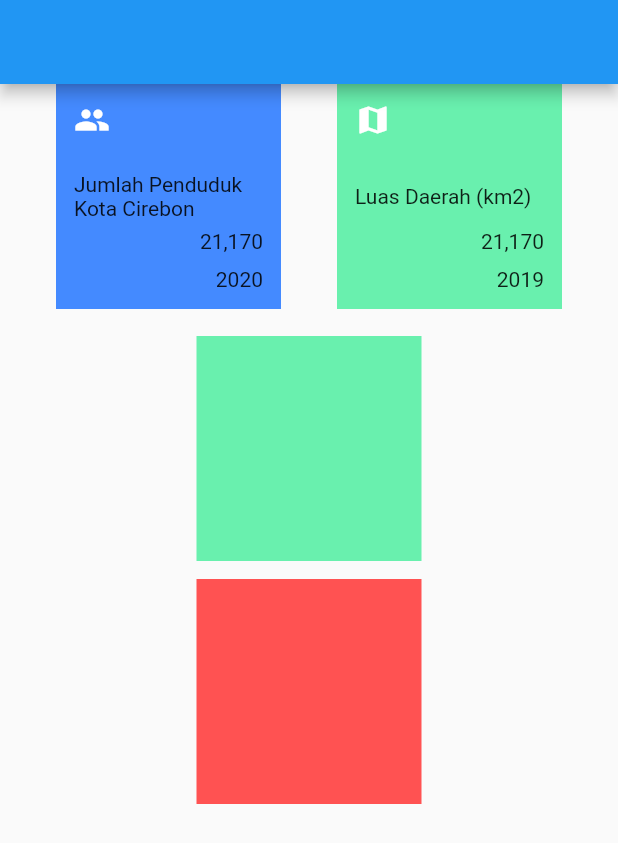
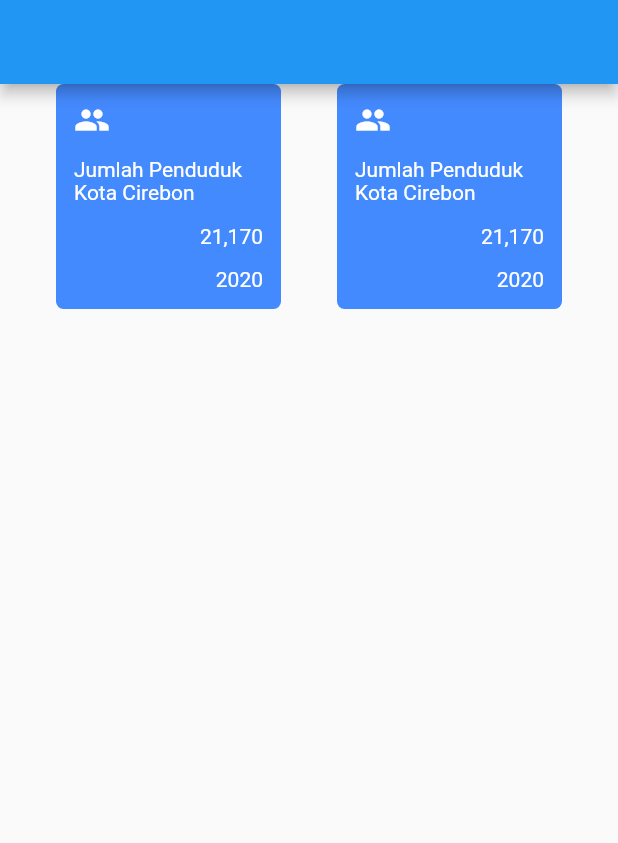
Before and after one commit to geniusvale/cirebon_onstats, a Flutter app: the screen it shows after launch, on a phone screen of 412 x 824 dp. Shown: the top 843 px of the screen. Run offline on Flutter 3.47's test engine with Material 2 defaults, Android fonts, the phone set to English and light mode, and no system bars; our stand-ins replace firebase_core; accounts and stored records are empty.

Commit message:
rapihin squaare card

```diff
--- /dev/null
+++ b/lib/UI/pages/homepage.dart
@@ -0,0 +1,31 @@
+import 'package:flutter/material.dart';
+import '..//widgets/square_card.dart';
+
+class Homepage extends StatefulWidget {
+  const Homepage({Key? key}) : super(key: key);
+
+  @override
+  State<Homepage> createState() => _HomepageState();
+}
+
+class _HomepageState extends State<Homepage> {
+  @override
+  Widget build(BuildContext context) {
+    return Scaffold(
+        appBar: AppBar(),
+        body: SafeArea(
+            child: Column(
+          mainAxisSize: MainAxisSize.max,
+          children: [
+            Row(
+              mainAxisAlignment: MainAxisAlignment.spaceEvenly,
+              mainAxisSize: MainAxisSize.max,
+              children: [
+                SquareCard(),
+                SquareCard()
+              ],
+            ),
+          ],
+        )));
+  }
+}
--- /dev/null
+++ b/lib/UI/widgets/square_card.dart
@@ -0,0 +1,47 @@
+import 'package:flutter/material.dart';
+
+class SquareCard extends StatelessWidget {
+  const SquareCard({
+    Key? key,
+  }) : super(key: key);
+
+  @override
+  Widget build(BuildContext context) {
+    return Container(
+        padding: EdgeInsets.all(12),
+        height: 150,
+        width: 150,
+        decoration: BoxDecoration(
+          color: Colors.blueAccent,
+          borderRadius: BorderRadius.circular(5),
+        ),
+        child: Column(
+          mainAxisAlignment: MainAxisAlignment.spaceBetween,
+          children: [
+            Row(
+              children: [
+                Icon(Icons.people, color: Colors.white,),
+              ],
+            ),
+            Row(
+              children: [
+                Expanded(child: Text('Jumlah Penduduk Kota Cirebon', style: TextStyle(color: Colors.white),)),
+              ],
+            ),
+            Row(
+              mainAxisAlignment: MainAxisAlignment.end,
+              children: [
+                Text('21,170', style: TextStyle(color: Colors.white),),
+              ],
+            ),
+            Row(
+              mainAxisAlignment: MainAxisAlignment.end,
+              crossAxisAlignment: CrossAxisAlignment.end,
+              children: [
+                Text('2020', style: TextStyle(color: Colors.white),),
+              ],
+            ),
+          ],
+        ));
+  }
+}
--- a/lib/main.dart
+++ b/lib/main.dart
@@ -1,6 +1,7 @@
 import 'package:cirebon_onstats/firebase_options.dart';
 import 'package:firebase_core/firebase_core.dart';
 import 'package:flutter/material.dart';
+import 'UI/pages/homepage.dart';
 
 void main() async {
   WidgetsFlutterBinding.ensureInitialized();
@@ -16,92 +17,9 @@ class MyApp extends StatelessWidget {
   @override
   Widget build(BuildContext context) {
     return MaterialApp(
+      debugShowCheckedModeBanner: false,
       title: 'Cirebon OnStats',
-      home: Scaffold(
-        appBar: AppBar(),
-        body: SafeArea(
-          child: Column(
-            mainAxisSize: MainAxisSize.max,
-            children: [
-              Row(
-                mainAxisAlignment: MainAxisAlignment.spaceEvenly,
-                mainAxisSize: MainAxisSize.max,
-                children: [
-                  Container(
-                    padding: EdgeInsets.all(12),
-                    height: 150,
-                    width: 150,
-                    color: Colors.blueAccent,
-                    child: Stack(
-                      children: [
-                        Align(
-                          alignment: Alignment.topLeft,
-                          child: Icon(Icons.people, color: Colors.white,),
-                        ),
-                        Align(
-                          alignment: Alignment.centerLeft,
-                          child: Text('Jumlah Penduduk Kota Cirebon'),
-                        ),
-                        Positioned(
-                          bottom: 25,
-                          right: 0,
-                          // alignment: Alignment.centerRight,
-                          child: Text('21,170'),
-                        ),
-                        Align(
-                          alignment: Alignment.bottomRight,
-                          child: Text('2020'),
-                        )
-                      ],
-                    ),
-                  ),
-                  Container(
-                    padding: EdgeInsets.all(12),
-                    height: 150,
-                    width: 150,
-                    color: Colors.greenAccent,
-                    child: Stack(
-                      children: [
-                        Align(
-                          alignment: Alignment.topLeft,
-                          child: Icon(Icons.map, color: Colors.white),
-                        ),
-                        Align(
-                          alignment: Alignment.centerLeft,
-                          child: Text('Luas Daerah (km2)'),
-                        ),
-                        Positioned(
-                          bottom: 25,
-                          right: 0,
-                          // alignment: Alignment.centerRight,
-                          child: Text('21,170'),
-                        ),
-                        Align(
-                          alignment: Alignment.bottomRight,
-                          child: Text('2019'),
-                        )
-                      ],
-                    ),
-                  )
-                ],
-
-              ),
-              SizedBox(height: 18),
-              Container(
-                width: 150,
-                height: 150,
-                color: Colors.greenAccent,
-              ),
-              SizedBox(height: 12),
-              Container(
-                width: 150,
-                height: 150,
-                color: Colors.redAccent,
-              ),
-            ],
-          )
-        )
-      ),
+      home: Homepage(),
     );
   }
 }
```
